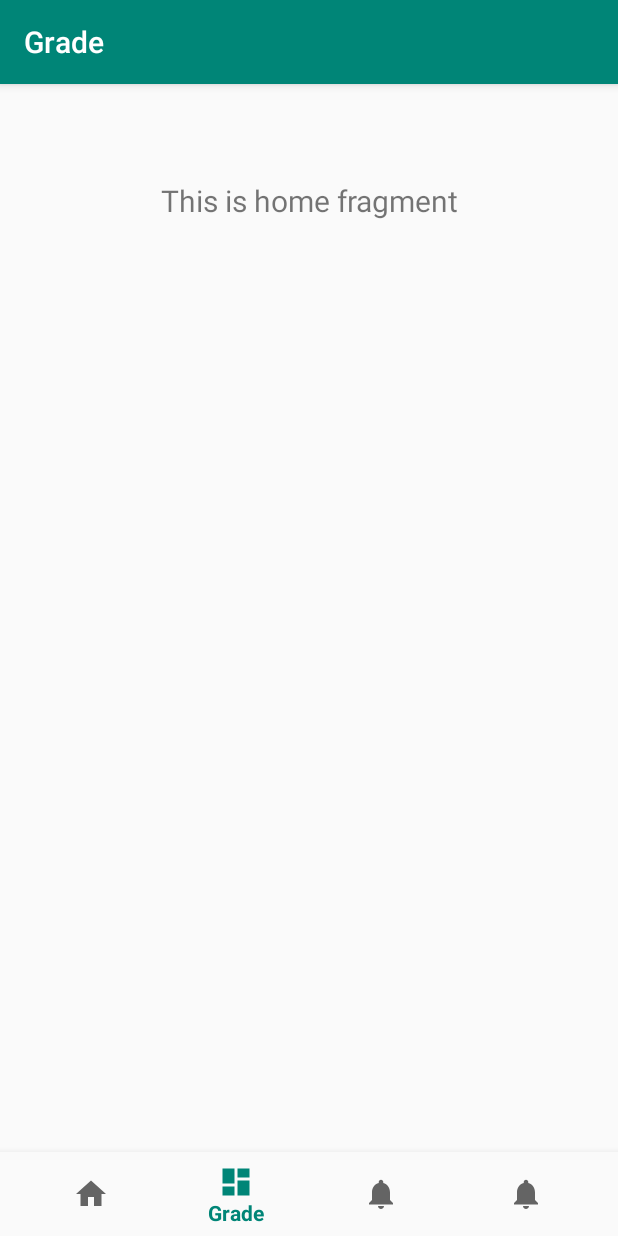
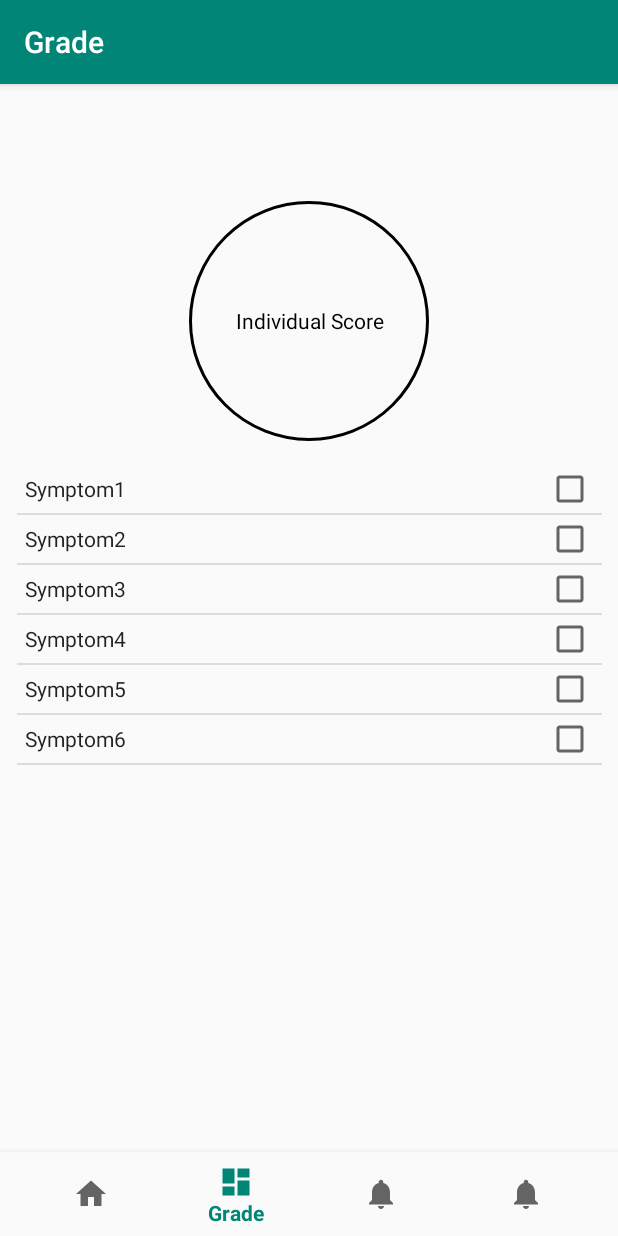
Before and after one commit to kingtvarshin/Covid19_hackacrisisapp, an Android app: the screen it shows after launch (MainActivity), on a phone screen of 412 x 824 dp. Run offline under Robolectric (Android 15) with nearby library versions, the phone set to English and light mode, and no system bars; our stand-ins replace navigation-ui.

Commit message:
hardcoded checklist

```diff
--- a/app/build.gradle
+++ b/app/build.gradle
@@ -6,7 +6,7 @@ android {
     buildToolsVersion "29.0.1"
     defaultConfig {
         applicationId "com.example.covid19tracker"
-        minSdkVersion 15
+        minSdkVersion 16
         targetSdkVersion 29
         versionCode 1
         versionName "1.0"
@@ -23,7 +23,7 @@ android {
 dependencies {
     implementation fileTree(dir: 'libs', include: ['*.jar'])
     implementation 'com.google.firebase:firebase-analytics:17.2.2'
-	implementation 'com.google.firebase:firebase-database:19.2.1'
+    implementation 'com.google.firebase:firebase-database:19.2.1'
     implementation 'androidx.appcompat:appcompat:1.0.2'
     implementation 'com.google.android.material:material:1.0.0'
     implementation 'androidx.constraintlayout:constraintlayout:1.1.3'
@@ -31,6 +31,7 @@ dependencies {
     implementation 'androidx.navigation:navigation-fragment:2.0.0'
     implementation 'androidx.navigation:navigation-ui:2.0.0'
     implementation 'androidx.lifecycle:lifecycle-extensions:2.0.0'
+    implementation 'androidx.legacy:legacy-support-v4:1.0.0'
     testImplementation 'junit:junit:4.12'
     androidTestImplementation 'androidx.test:runner:1.1.1'
     androidTestImplementation 'androidx.test.espresso:espresso-core:3.1.1'
--- a/app/src/main/java/com/example/covid19tracker/ui/home/HomeFragment.java
+++ b/app/src/main/java/com/example/covid19tracker/ui/home/HomeFragment.java
@@ -4,7 +4,11 @@ import android.os.Bundle;
 import android.view.LayoutInflater;
 import android.view.View;
 import android.view.ViewGroup;
+import android.widget.AdapterView;
+import android.widget.ArrayAdapter;
+import android.widget.ListView;
 import android.widget.TextView;
+import android.widget.Toast;
 
 import androidx.annotation.Nullable;
 import androidx.annotation.NonNull;
@@ -14,22 +18,48 @@ import androidx.lifecycle.ViewModelProviders;
 
 import com.example.covid19tracker.R;
 
+import java.util.ArrayList;
+
 public class HomeFragment extends Fragment {
 
     private HomeViewModel homeViewModel;
+    ArrayList<String> selectedItems = new ArrayList<>();
 
     public View onCreateView(@NonNull LayoutInflater inflater,
                              ViewGroup container, Bundle savedInstanceState) {
         homeViewModel =
                 ViewModelProviders.of(this).get(HomeViewModel.class);
         View root = inflater.inflate(R.layout.fragment_home, container, false);
-        final TextView textView = root.findViewById(R.id.text_home);
+        final TextView textView = root.findViewById(R.id.individual_score);
         homeViewModel.getText().observe(this, new Observer<String>() {
             @Override
             public void onChanged(@Nullable String s) {
                 textView.setText(s);
             }
         });
+
         return root;
     }
+
+    public void onStart(){
+        super.onStart();
+        ListView listView= getActivity().findViewById(R.id.list_view);
+        //set multiple selection mode
+        listView.setChoiceMode(ListView.CHOICE_MODE_MULTIPLE);
+        String[] items={"Symptom1","Symptom2","Symptom3","Symptom4","Symptom5","Symptom6"};
+        //supply data itmes to ListView
+        ArrayAdapter<String> aa=new ArrayAdapter<String>(getActivity(),R.layout.checklist_row,R.id.checklist_row,items);
+        listView.setAdapter(aa);
+        listView.setOnItemClickListener(new AdapterView.OnItemClickListener(){
+            public void onItemClick(AdapterView<?> parent, View view, int position, long id) {
+                String selectedItem = ((TextView) view).getText().toString();
+                if(selectedItems.contains(selectedItem))
+                    selectedItems.remove(selectedItem);
+                else
+                    selectedItems.add(selectedItem);
+
+            }
+
+        });
+    }
 }
--- a/app/src/main/java/com/example/covid19tracker/ui/home/HomeViewModel.java
+++ b/app/src/main/java/com/example/covid19tracker/ui/home/HomeViewModel.java
@@ -10,7 +10,7 @@ public class HomeViewModel extends ViewModel {
 
     public HomeViewModel() {
         mText = new MutableLiveData<>();
-        mText.setValue("This is home fragment");
+        mText.setValue("Individual Score");
     }
 
     public LiveData<String> getText() {
--- /dev/null
+++ b/app/src/main/res/drawable/circle.xml
@@ -0,0 +1,11 @@
+<?xml version="1.0" encoding="utf-8"?>
+<selector xmlns:android="http://schemas.android.com/apk/res/android">
+    <item>
+        <shape android:shape="oval">
+            <solid android:color="@android:color/transparent"/>
+            <stroke android:width="2dp" android:color="#000000"/>
+            <size android:width="160dp" android:height="160dp"/>
+        </shape>
+    </item>
+
+</selector>
--- /dev/null
+++ b/app/src/main/res/layout/checklist_row.xml
@@ -0,0 +1,10 @@
+<?xml version="1.0" encoding="utf-8"?>
+
+    <CheckedTextView xmlns:android="http://schemas.android.com/apk/res/android"
+        android:id="@+id/checklist_row"
+        android:layout_width="match_parent"
+        android:layout_height="wrap_content"
+        android:gravity="center_vertical"
+        android:checkMark="?android:attr/listChoiceIndicatorMultiple"
+        android:padding="5dp"
+        />
--- a/app/src/main/res/layout/fragment_home.xml
+++ b/app/src/main/res/layout/fragment_home.xml
@@ -1,19 +1,49 @@
 <?xml version="1.0" encoding="utf-8"?>
 <androidx.constraintlayout.widget.ConstraintLayout xmlns:android="http://schemas.android.com/apk/res/android"
     xmlns:app="http://schemas.android.com/apk/res-auto"
+    xmlns:tools="http://schemas.android.com/tools"
     android:layout_width="match_parent"
     android:layout_height="match_parent">
 
     <TextView
-        android:id="@+id/text_home"
-        android:layout_width="match_parent"
+        android:id="@+id/individual_score"
+        android:layout_width="wrap_content"
         android:layout_height="wrap_content"
-        android:layout_marginStart="8dp"
-        android:layout_marginTop="8dp"
-        android:layout_marginEnd="8dp"
-        android:textAlignment="center"
-        android:textSize="20sp"
+        android:layout_alignParentStart="true"
+        android:layout_alignParentLeft="true"
+        android:layout_alignParentTop="true"
+        android:layout_alignParentEnd="true"
+        android:layout_alignParentRight="true"
+        android:layout_centerVertical="true"
+        android:layout_marginStart="145dp"
+        android:layout_marginLeft="145dp"
+        android:layout_marginTop="22dp"
+        android:layout_marginEnd="146dp"
+        android:layout_marginRight="146dp"
+        android:background="@drawable/circle"
+        android:editable="false"
+        android:gravity="center"
+        android:text="IndividualScore"
+        android:textColor="#000000"
         app:layout_constraintEnd_toEndOf="parent"
         app:layout_constraintStart_toStartOf="parent"
         app:layout_constraintTop_toTopOf="parent" />
+
+    <ListView
+        android:id="@+id/list_view"
+        android:layout_width="390dp"
+        android:layout_height="454dp"
+        android:layout_alignParentStart="true"
+        android:layout_alignParentLeft="true"
+        android:layout_alignParentEnd="true"
+        android:layout_alignParentRight="true"
+        android:layout_marginStart="16dp"
+        android:layout_marginTop="16dp"
+        android:layout_marginEnd="16dp"
+        android:layout_marginRight="16dp"
+        app:layout_constraintEnd_toEndOf="parent"
+        app:layout_constraintStart_toStartOf="parent"
+        app:layout_constraintTop_toBottomOf="@+id/individual_score" />
+
+
 </androidx.constraintlayout.widget.ConstraintLayout>
--- a/app/src/main/res/values/strings.xml
+++ b/app/src/main/res/values/strings.xml
@@ -4,4 +4,7 @@
     <string name="title_home">Grade</string>
     <string name="title_map">Map</string>
     <string name="title_shops">Shops</string>
+
+    <!-- TODO: Remove or change this placeholder text -->
+    <string name="hello_blank_fragment">Hello blank fragment</string>
 </resources>
```
Also changed, not shown: 1 other file.
